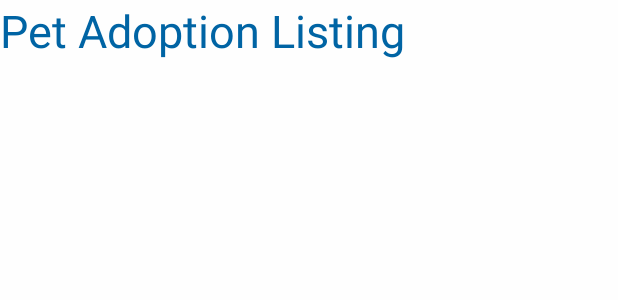
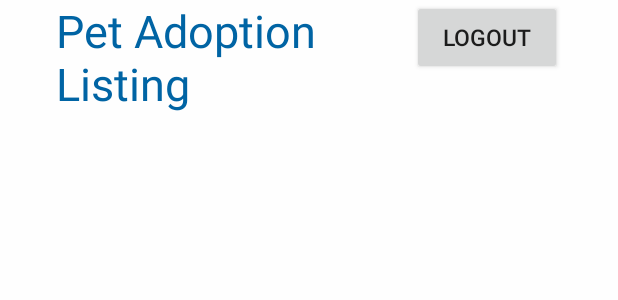
Before and after one commit to chowjss-spec/PetrusMobileApplication, an Android app: the layout activity_adoption_listings_apply.xml on its own in the app's theme, with its tools: preview values and no code run, on a phone screen of 412 x 824 dp. Shown: the top 300 px of the screen. Run offline under Robolectric (Android 15) with nearby library versions, the phone set to English and light mode, and no system bars; Roboto replaces fonts that are not available here.

Commit message:
App handles unsuccessful adoption application creation.

```diff
--- a/app/src/main/java/com/example/petrusapplication/clients/MyLoopjTask2.java
+++ b/app/src/main/java/com/example/petrusapplication/clients/MyLoopjTask2.java
@@ -2,6 +2,7 @@ package com.example.petrusapplication.clients;
 
 import android.content.Context;
 import android.util.Log;
+import android.util.Xml;
 
 import com.loopj.android.http.AsyncHttpClient;
 import com.loopj.android.http.AsyncHttpResponseHandler;
@@ -12,6 +13,7 @@ import com.loopj.android.http.RequestParams;
 import org.json.JSONException;
 import org.json.JSONObject;
 
+import java.nio.charset.StandardCharsets;
 import java.util.Base64;
 
 import cz.msebera.android.httpclient.Header;
@@ -48,7 +50,7 @@ public class MyLoopjTask2 {
         asyncHttpClient.post(context,BASE_URL, entity, "application/json", new AsyncHttpResponseHandler() {
             @Override
             public void onSuccess(int statusCode, Header[] headers,byte[]bytes) {
-                String response=Base64.getEncoder().encodeToString(bytes);
+                String response= new String(bytes, StandardCharsets.UTF_8);
                 loopjListener.taskCompleted(response);
                 Log.i("createApplication","onSuccess "+response);
             }
@@ -56,6 +58,7 @@ public class MyLoopjTask2 {
             @Override
             public void onFailure(int statusCode, Header[] headers, byte[] response,Throwable throwable) {
                 Log.e("createApplication", "onFailure: " + response);
+                loopjListener.taskCompleted("");
             }
         });
     }
--- a/app/src/main/res/layout/activity_adoption_listings_apply.xml
+++ b/app/src/main/res/layout/activity_adoption_listings_apply.xml
@@ -8,8 +8,8 @@
     android:background="@color/light_white_2"
     tools:context=".AdoptionListingsApply">
     <TextView
-        android:layout_width="match_parent"
-        android:layout_height="50dp"
+        android:layout_width="200dp"
+        android:layout_height="100dp"
         android:text="Pet Adoption Listing"
         android:textSize="30dp"
         android:fontFamily="@font/roboto_bold"
@@ -19,6 +19,17 @@
         app:layout_constraintTop_toTopOf="parent"
         app:layout_constraintBottom_toBottomOf="parent"
         app:layout_constraintLeft_toLeftOf="parent"
+        app:layout_constraintRight_toLeftOf="@id/Logoutt"/>
+    <androidx.appcompat.widget.AppCompatButton
+        android:layout_width="100dp"
+        android:layout_height="50dp"
+        android:text="Logout"
+        android:textSize="15sp"
+        android:id="@+id/Logoutt"
+        app:layout_constraintVertical_bias="0.0"
+        app:layout_constraintTop_toTopOf="parent"
+        app:layout_constraintBottom_toBottomOf="parent"
+        app:layout_constraintLeft_toRightOf="@id/title"
         app:layout_constraintRight_toRightOf="parent" />
     <ListView
         android:id="@+id/list_applyListing"
```
Also changed, not shown: app/src/main/java/com/example/petrusapplication/AdoptionListingsApply.java (+13 -1 lines), app/src/main/java/com/example/petrusapplication/CreateApplicationActivity.java (+9 -2 lines).
